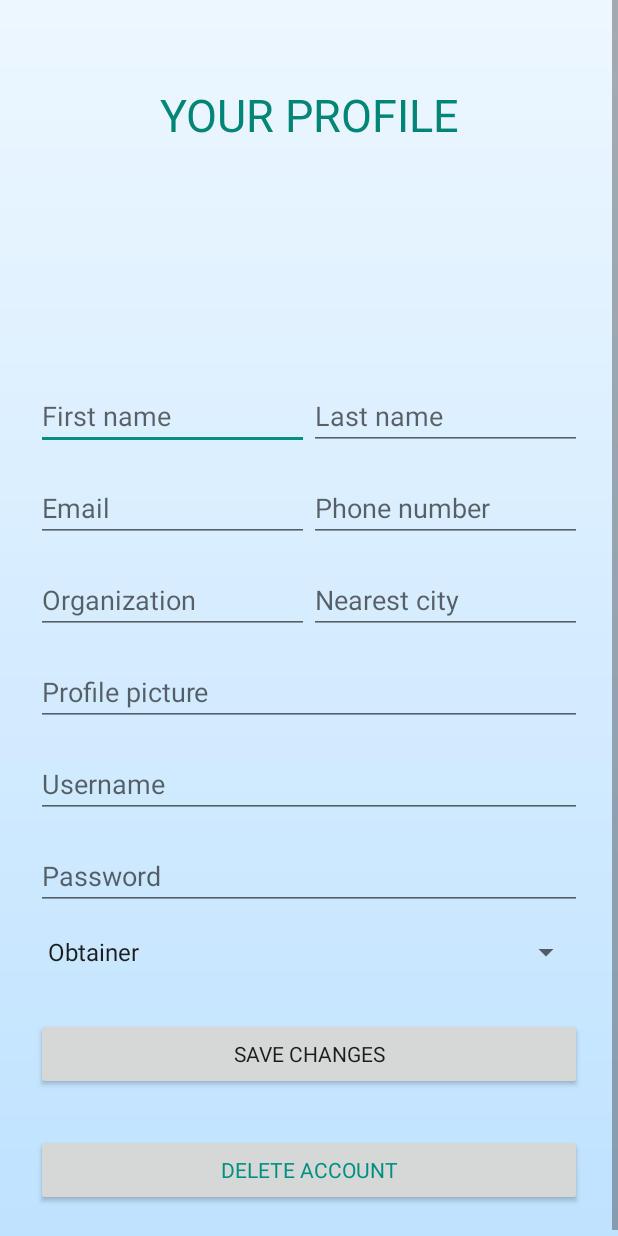
After one commit to khann18/Care-to-Share, an Android app: the ViewProfileActivity screen opened directly, with no data from a screen before it, on a phone screen of 412 x 824 dp. The commit adds this screen. Run offline under Robolectric (Android 15) with nearby library versions, the phone set to English and light mode, and no system bars.

Commit message:
initial iter 3 commit

```diff
--- /dev/null
+++ b/mobile/app/src/main/res/layout/activity_view_profile.xml
@@ -0,0 +1,166 @@
+<?xml version="1.0" encoding="utf-8"?>
+<ScrollView
+    xmlns:android="http://schemas.android.com/apk/res/android"
+    android:layout_width="fill_parent"
+    android:layout_height="fill_parent"
+    android:fitsSystemWindows="true">
+
+    <LinearLayout
+        android:orientation="vertical"
+        android:layout_width="match_parent"
+        android:layout_height="wrap_content"
+        android:paddingTop="56dp"
+        android:paddingLeft="24dp"
+        android:paddingRight="24dp">
+
+
+        <TextView
+            android:layout_width="match_parent"
+            android:layout_height="wrap_content"
+            android:text="Your Profile"
+            android:textAlignment="center"
+            android:textAllCaps="true"
+            android:textColor="@color/colorPrimary"
+            android:textSize="30dp" />
+
+        <!--        Profile Picture-->
+
+        <ImageView
+            android:layout_width="300dp"
+            android:layout_height="150dp"
+            android:paddingLeft="80dp"
+            android:id="@+id/profilePic"/>
+
+        <!--  Name Label -->
+        <LinearLayout
+            android:layout_width="match_parent"
+            android:layout_height="wrap_content"
+            android:layout_marginTop="8dp"
+            android:layout_marginBottom="8dp">
+            <EditText android:id="@+id/firstName"
+                android:layout_width="0dp"
+                android:layout_weight="1"
+                android:layout_height="wrap_content"
+                android:inputType="textCapWords"
+                android:hint="First name" />
+            <EditText android:id="@+id/lastName"
+                android:layout_width="0dp"
+                android:layout_weight="1"
+                android:layout_height="wrap_content"
+                android:inputType="textCapWords"
+                android:hint="Last name" />
+        </LinearLayout>
+
+        <!-- Email Label -->
+        <LinearLayout
+            android:layout_width="match_parent"
+            android:layout_height="wrap_content"
+            android:layout_marginTop="8dp"
+            android:layout_marginBottom="8dp">
+            <EditText android:id="@+id/input_email"
+                android:layout_width="0dp"
+                android:layout_weight="1"
+                android:layout_height="wrap_content"
+                android:inputType="textEmailAddress"
+                android:hint="Email" />
+            <EditText android:id="@+id/input_phone_number"
+                android:layout_width="0dp"
+                android:layout_weight="1"
+                android:layout_height="wrap_content"
+                android:inputType="textCapWords"
+                android:hint="Phone number" />
+        </LinearLayout>
+
+        <!-- Organization/Location -->
+        <LinearLayout
+            android:layout_width="match_parent"
+            android:layout_height="wrap_content"
+            android:layout_marginTop="8dp"
+            android:layout_marginBottom="8dp">
+            <EditText android:id="@+id/input_organization"
+                android:layout_width="0dp"
+                android:layout_weight="1"
+                android:layout_height="wrap_content"
+                android:hint="Organization" />
+            <EditText android:id="@+id/input_location"
+                android:layout_width="0dp"
+                android:layout_weight="1"
+                android:layout_height="wrap_content"
+                android:hint="Nearest city" />
+
+        </LinearLayout>
+
+        <LinearLayout
+
+            android:layout_width="match_parent"
+            android:layout_height="wrap_content"
+            android:layout_marginTop="8dp"
+            android:layout_marginBottom="8dp">
+            <EditText android:id="@+id/input_profile_pic"
+                android:inputType="none"
+                android:layout_width="match_parent"
+                android:layout_height="wrap_content"
+                android:hint="Profile picture"/>
+        </LinearLayout>
+        <!-- Username Label - you can't change your username -->
+        <LinearLayout
+
+            android:layout_width="match_parent"
+            android:layout_height="wrap_content"
+            android:layout_marginTop="8dp"
+            android:layout_marginBottom="8dp">
+            <EditText android:id="@+id/input_username"
+                android:inputType="none"
+                android:layout_width="match_parent"
+                android:layout_height="wrap_content"
+                android:hint="Username"/>
+        </LinearLayout>
+
+        <!-- Password Label -->
+        <LinearLayout
+            android:layout_width="match_parent"
+            android:layout_height="wrap_content"
+            android:layout_marginTop="8dp"
+            android:layout_marginBottom="8dp">
+            <EditText android:id="@+id/input_password"
+                android:layout_width="match_parent"
+                android:layout_height="wrap_content"
+                android:inputType="textPassword"
+                android:hint="Password"/>
+        </LinearLayout>
+
+        <!--Spinner for setting account type-->
+        <LinearLayout
+            android:layout_width="match_parent"
+            android:layout_height="wrap_content"
+            android:layout_marginTop="8dp"
+            android:layout_marginBottom="8dp">
+            <Spinner android:id="@+id/input_account_type"
+                android:layout_width="match_parent"
+                android:layout_height="wrap_content"
+                android:inputType="textPassword"
+                android:hint="Password"/>
+        </LinearLayout>
+
+        <!-- Save Changes Button -->
+        <Button
+            android:id="@+id/save_changes_button"
+            android:layout_width="fill_parent"
+            android:layout_height="wrap_content"
+            android:layout_marginTop="24dp"
+            android:layout_marginBottom="24dp"
+            android:padding="12dp"
+            android:text="Save Changes"/>
+
+        <Button
+            android:id="@+id/delete_account_button"
+            android:layout_width="fill_parent"
+            android:layout_height="wrap_content"
+            android:layout_marginTop="5dp"
+            android:layout_marginBottom="24dp"
+            android:padding="12dp"
+            android:textColor="@color/colorAccent"
+            android:text="Delete Account"/>
+
+    </LinearLayout>
+</ScrollView>
--- a/mobile/app/src/main/res/values/styles.xml
+++ b/mobile/app/src/main/res/values/styles.xml
@@ -21,6 +21,15 @@
 
     <style name="PopupOverlay" parent="ThemeOverlay.AppCompat.Light" />
 
+    <style name="AppTheme.NoActionBar">
+        <item name="windowActionBar">false</item>
+        <item name="windowNoTitle">true</item>
+    </style>
+
+    <style name="AppTheme.AppBarOverlay" parent="ThemeOverlay.AppCompat.Dark.ActionBar" />
+
+    <style name="AppTheme.PopupOverlay" parent="ThemeOverlay.AppCompat.Light" />
+
     <!--<style name="button" parent="text_large_wh" />-->
 
     <!--<style name="text_large_wh" parent="android:Widget.Button">-->
```
Also changed, not shown: mobile/app/src/main/AndroidManifest.xml (+24 -24 lines), mobile/app/src/main/java/edu/upenn/cis350/cis350finalproject/ViewProfileActivity.java (added, +157 -0 lines), mobile/app/src/main/res/navigation/nav_graph.xml (added, +28 -0 lines), mobile/app/src/main/res/values/strings.xml (+17 -8 lines). Lines whose indentation alone changed are shown as unchanged.
